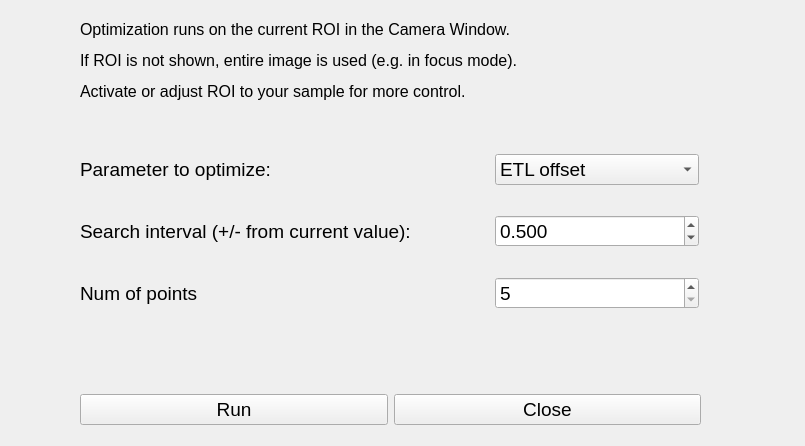
This is mesoSPIM/gui/mesoSPIM_Optimizer.ui in mesoSPIM/mesoSPIM-control as Qt 5 draws it before an edit. The edited form follows.
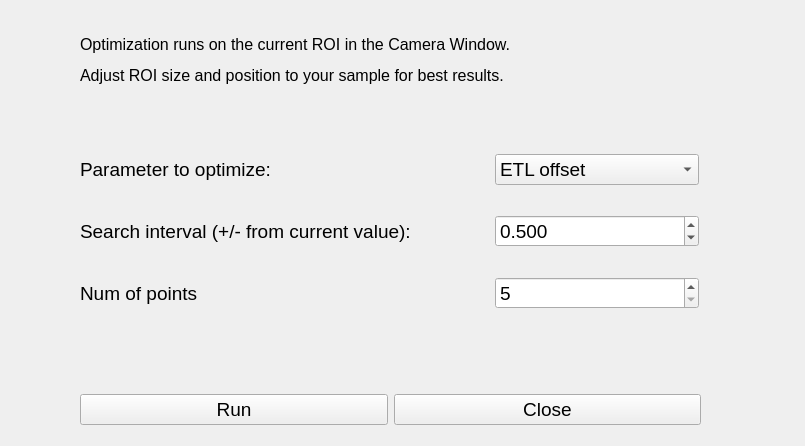
This is the edited form.

```diff
--- a/mesoSPIM/gui/mesoSPIM_Optimizer.ui
+++ b/mesoSPIM/gui/mesoSPIM_Optimizer.ui
@@ -181,7 +181,7 @@
     </font>
    </property>
    <property name="text">
-    <string>&lt;html&gt;&lt;head/&gt;&lt;body&gt;&lt;p&gt;&lt;span style=&quot; font-size:12pt;&quot;&gt;Optimization runs on the current ROI in the Camera Window.&lt;/span&gt;&lt;/p&gt;&lt;p&gt;&lt;span style=&quot; font-size:12pt;&quot;&gt;If ROI is not shown, entire image is used (e.g. in focus mode). &lt;/span&gt;&lt;/p&gt;&lt;p&gt;&lt;span style=&quot; font-size:12pt;&quot;&gt;Activate or adjust ROI to your sample for more control.&lt;/span&gt;&lt;/p&gt;&lt;/body&gt;&lt;/html&gt;</string>
+    <string>&lt;html&gt;&lt;head/&gt;&lt;body&gt;&lt;p&gt;&lt;span style=&quot; font-size:12pt;&quot;&gt;Optimization runs on the current ROI in the Camera Window.&lt;/span&gt;&lt;/p&gt;&lt;p&gt;&lt;span style=&quot; font-size:12pt;&quot;&gt;Adjust ROI size and position to your sample for best results.&lt;/span&gt;&lt;/p&gt;&lt;/body&gt;&lt;/html&gt;</string>
    </property>
   </widget>
  </widget>
```
